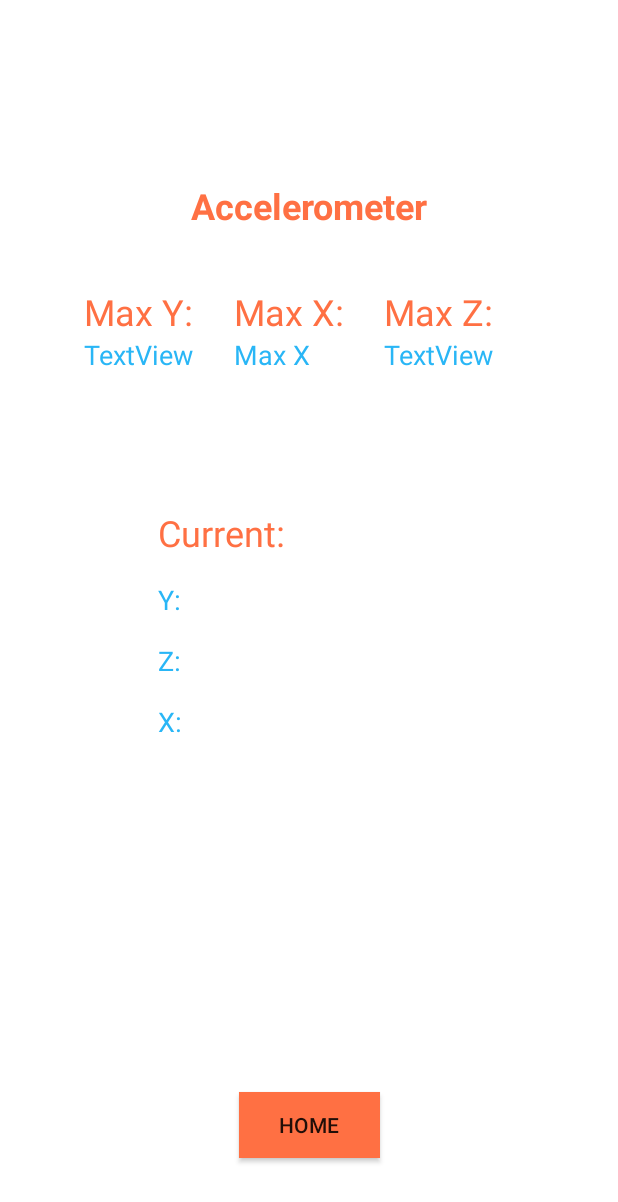
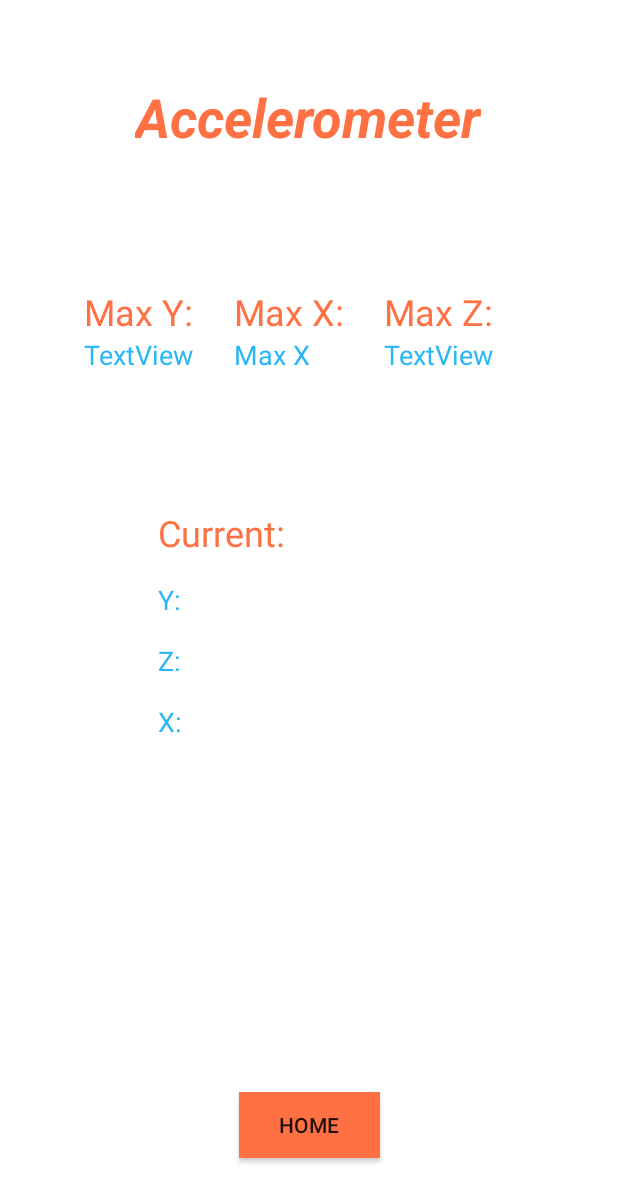
Before and after one commit to DamilSabotic/HelloSensor, an Android app: the accelerometer screen opened directly, with no data from a screen before it, on a phone screen of 412 x 824 dp. Shown: the top 1202 px of the screen. Run offline under Robolectric (Android 15) with nearby library versions, the phone set to English and light mode, and no system bars.

Commit message:
Accelerometer finished

```diff
--- a/app/src/main/res/layout/activity_accelerometer.xml
+++ b/app/src/main/res/layout/activity_accelerometer.xml
@@ -10,20 +10,19 @@
 
 
     <LinearLayout
-        android:id="@+id/linearLayout6"
+        android:id="@+id/displayDirection"
         android:layout_width="300dp"
         android:layout_height="60dp"
         android:layout_marginStart="32dp"
         android:layout_marginLeft="32dp"
         android:layout_marginTop="16dp"
-        android:layout_marginEnd="32dp"
-        android:layout_marginRight="32dp"
+        android:layout_marginEnd="16dp"
+        android:layout_marginRight="16dp"
         android:layout_marginBottom="16dp"
         app:layout_constraintBottom_toBottomOf="parent"
         app:layout_constraintEnd_toEndOf="parent"
         app:layout_constraintStart_toStartOf="parent"
-        app:layout_constraintTop_toBottomOf="@+id/linearLayout5"
-        app:layout_constraintVertical_bias="0.367">
+        app:layout_constraintTop_toBottomOf="@+id/displayCurrent">
 
         <TextView
             android:id="@+id/directionX"
@@ -34,7 +33,7 @@
 
         <TextView
             android:id="@+id/directionY"
-            android:layout_width="150dp"
+            android:layout_width="0dp"
             android:layout_height="match_parent"
             android:layout_weight="1"
             android:textColor="#29B6F6"
@@ -42,7 +41,7 @@
     </LinearLayout>
 
     <LinearLayout
-        android:id="@+id/linearLayout5"
+        android:id="@+id/displayCurrent"
         android:layout_width="200dp"
         android:layout_height="wrap_content"
         android:layout_marginStart="32dp"
@@ -93,6 +92,7 @@
             android:text="@string/x"
             android:textColor="#29B6F6"
             android:textSize="18sp" />
+
     </LinearLayout>
 
     <LinearLayout
@@ -204,15 +204,16 @@
         android:layout_marginTop="32dp"
         android:layout_marginEnd="32dp"
         android:layout_marginRight="32dp"
-        android:layout_marginBottom="8dp"
+        android:layout_marginBottom="32dp"
         android:text="@string/accelerometer"
         android:textColor="#FF7043"
-        android:textSize="24sp"
-        android:textStyle="normal|bold"
+        android:textSize="36sp"
+        android:textStyle="normal|bold|italic"
         app:layout_constraintBottom_toBottomOf="parent"
         app:layout_constraintEnd_toEndOf="parent"
+        app:layout_constraintHorizontal_bias="0.495"
         app:layout_constraintStart_toStartOf="parent"
         app:layout_constraintTop_toTopOf="parent"
-        app:layout_constraintVertical_bias="0.118" />
+        app:layout_constraintVertical_bias="0.03" />
 
 </androidx.constraintlayout.widget.ConstraintLayout>
--- a/app/src/main/res/layout/activity_main.xml
+++ b/app/src/main/res/layout/activity_main.xml
@@ -34,7 +34,7 @@
         android:layout_marginRight="32dp"
         android:layout_marginBottom="16dp"
         android:onClick="switchToCompass"
-        android:text="@string/compass"
+        android:text="@string/kompass"
         app:backgroundTint="#42A5F5"
         app:layout_constraintBottom_toTopOf="@+id/acc_btn"
         app:layout_constraintEnd_toEndOf="parent"
--- a/app/src/main/res/values/strings.xml
+++ b/app/src/main/res/values/strings.xml
@@ -35,5 +35,6 @@
     <string name="max_y">Max Y:</string>
     <string name="maximim_x">Max X:</string>
     <string name="maximum_z">Max Z:</string>
+    <string name="kompass">Kompass</string>
 
 </resources>
```
Also changed, not shown: app/src/main/java/com/example/hellosensor/accelerometer.java (+15 -8 lines).
